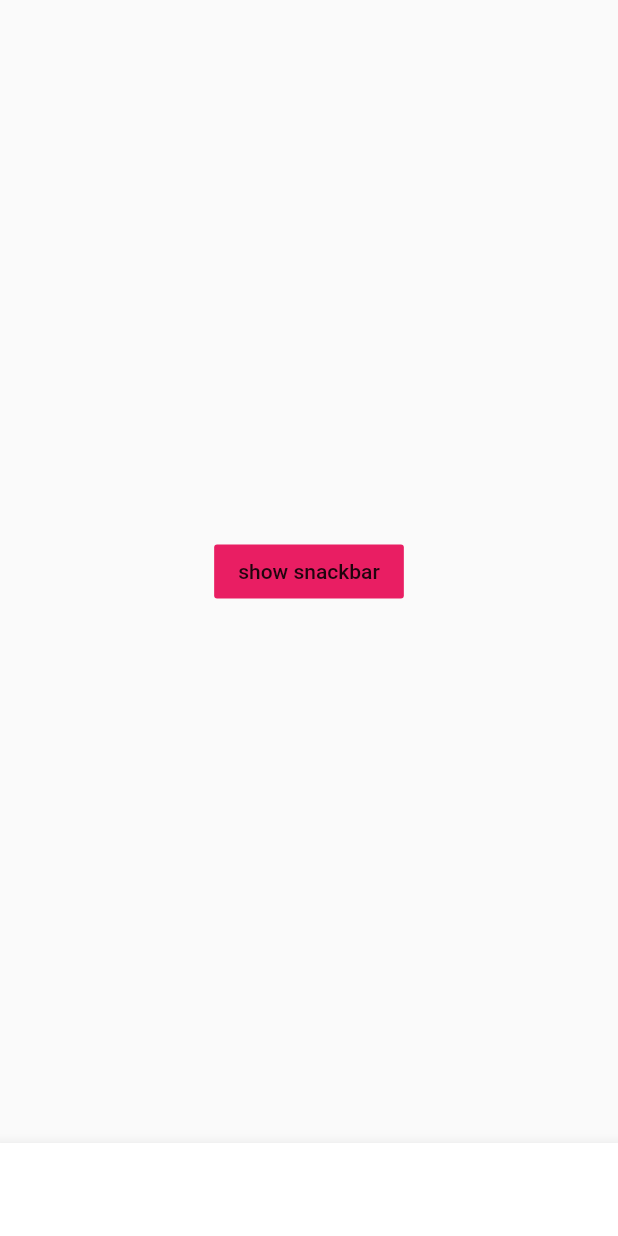
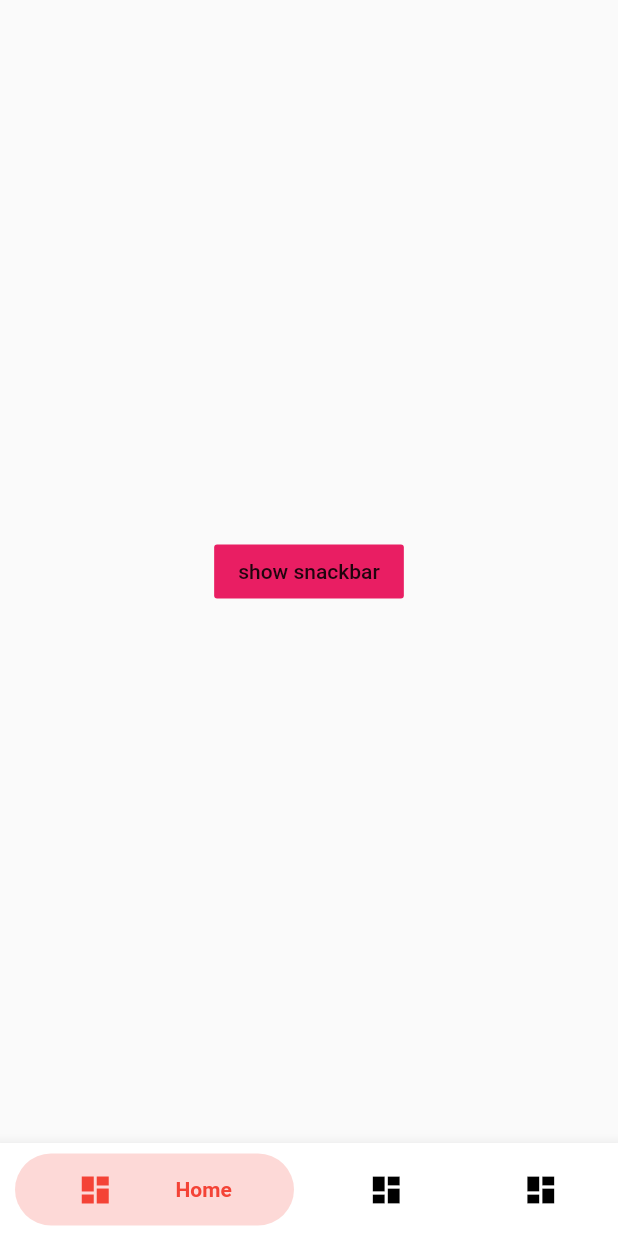
Before and after one commit to nam-ui/Flutter-App__Movies, a Flutter app: the screen it shows after launch, swiped to page 2, on a phone screen of 412 x 824 dp. Run offline on Flutter 3.47's test engine with Material 2 defaults, Android fonts, the phone set to English and light mode, and no system bars; drawn by our look-alikes of bubble_bottom_bar; our stand-ins replace delayed_display, fluro; missing offline and left inert: wiredash; Roboto replaces fonts that are missing (notoSerif).

Commit message:
add nav tesste

```diff
--- a/lib/config_app.dart
+++ b/lib/config_app.dart
@@ -9,8 +9,6 @@ wiredashThemeData(color) {
   return wiredashThemeData;
 }
 
-final supportedLocales = [Locale('ja', 'JA'), Locale('vi', 'VN')];
-
 Locale localeResolutionCallback(
     Iterable<Locale> supportedLocales, Locale deviceLocate) {
   for (final Locale locale in supportedLocales) {
--- a/lib/main.dart
+++ b/lib/main.dart
@@ -42,7 +42,6 @@
               title: title,
               onGenerateRoute: AppPages.router.generator,
               initialRoute: AppRoutes.HOME,
-              supportedLocales: supportedLocales,
               debugShowCheckedModeBanner: false,
               home: NavigationBottom(),
             ));
--- a/lib/screen/components/nav_bar/navigation_bottom.dart
+++ b/lib/screen/components/nav_bar/navigation_bottom.dart
@@ -31,7 +31,19 @@ class _NavigationBottomState extends State<NavigationBottom> {
         ),
         bottomNavigationBar: BubbleBottomBar(
           opacity: .2,
-          items: [],
+          items: _widgetOptions.map((item) {
+            return const BubbleBottomBarItem(
+                backgroundColor: Colors.red,
+                icon: Icon(
+                  Icons.dashboard,
+                  color: Colors.black,
+                ),
+                activeIcon: Icon(
+                  Icons.dashboard,
+                  color: Colors.red,
+                ),
+                title: Text("Home"));
+          }).toList(),
         ),
       );
     });
--- a/pubspec.yaml
+++ b/pubspec.yaml
@@ -16,6 +16,7 @@ dependencies:
   wiredash: ^0.7.0+1
   flutter_statusbarcolor_ns: ^0.4.0
   bubble_bottom_bar: ^2.0.0
+  delayed_display: ^2.0.0
 dev_dependencies:
   flutter_test:
     sdk: flutter
```
Also changed, not shown: lib/screen/home/home_screen.dart (+13 -5 lines), pubspec.lock.
